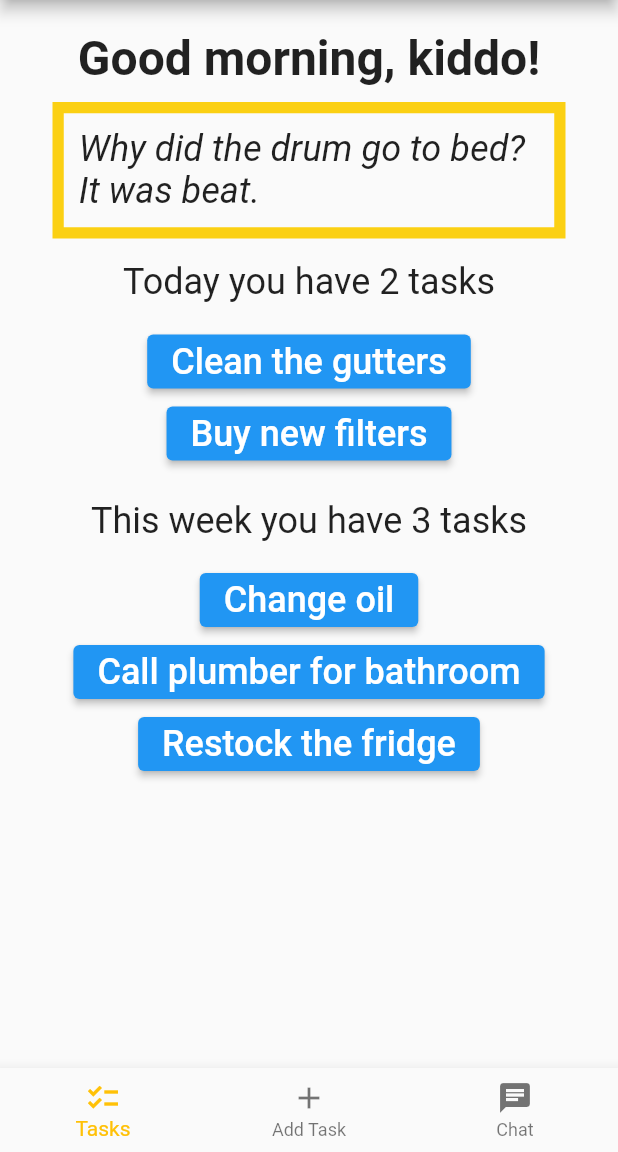
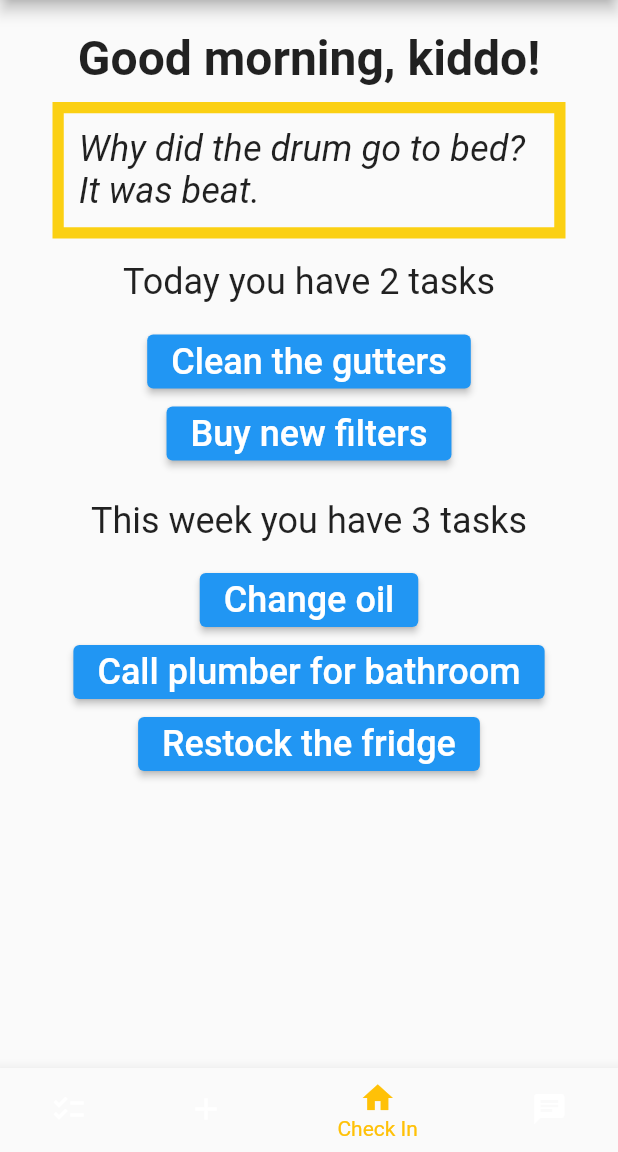
Before and after one commit to PocketDad/pocketdad, a Flutter app: the screen it shows after launch, on a phone screen of 412 x 824 dp, the part 84-1236 px from its top. Run offline on Flutter 3.47's test engine with Material 2 defaults, Android fonts, the phone set to English and light mode, and no system bars; generated files the repository leaves out were written again.

Commit message:
Update home_view.dart

```diff
--- a/lib/src/views/home/home_view.dart
+++ b/lib/src/views/home/home_view.dart
@@ -2,6 +2,7 @@ import 'package:flutter/material.dart';
 import 'package:pocketdad/src/views/home/pages/add_task.dart';
 import 'package:pocketdad/src/views/home/pages/chat.dart';
 import 'package:pocketdad/src/views/home/pages/check_in.dart';
+import 'package:pocketdad/src/views/home/pages/list_tasks.dart';
 
 /// Top-level Layout for all of the "Home" related
 class HomeView extends StatefulWidget {
@@ -15,8 +16,8 @@ class HomeView extends StatefulWidget {
   // need to be moved into the state widget.
   final Map pages = {
     0: {
-      'title': const Text('Check In'),
-      'body': const CheckIn(),
+      'title': const Text('Tasks'),
+      'body': ListTasks(),
       'navItem': const BottomNavigationBarItem(
         icon: Icon(Icons.checklist),
         label: "Tasks",
@@ -31,6 +32,14 @@ class HomeView extends StatefulWidget {
       ),
     },
     2: {
+      'title': const Text('Check In'),
+      'body': const CheckIn(),
+      'navItem': const BottomNavigationBarItem(
+        icon: Icon(Icons.home),
+        label: "Check In",
+      ),
+    },
+    3: {
       'title': const Text('Camera'),
       'body': const Chat(),
       'navItem': const BottomNavigationBarItem(
@@ -45,7 +54,7 @@ class HomeView extends StatefulWidget {
 }
 
 class _HomeViewState extends State<HomeView> {
-  int _selectedIndex = 0;
+  int _selectedIndex = 2;
 
   void _onItemTapped(int index) {
     if (index != _selectedIndex) {
@@ -66,6 +75,7 @@ class _HomeViewState extends State<HomeView> {
           widget.pages[0]['navItem'],
           widget.pages[1]['navItem'],
           widget.pages[2]['navItem'],
+          widget.pages[3]['navItem'],
         ],
         currentIndex: _selectedIndex,
         onTap: _onItemTapped,
```
